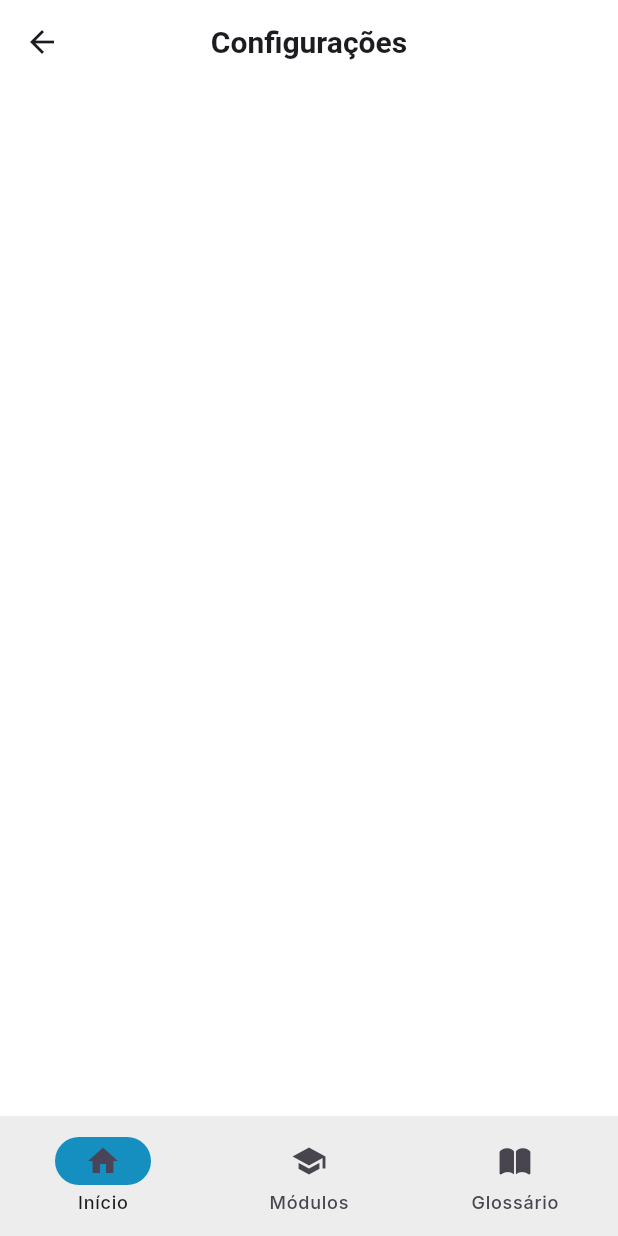
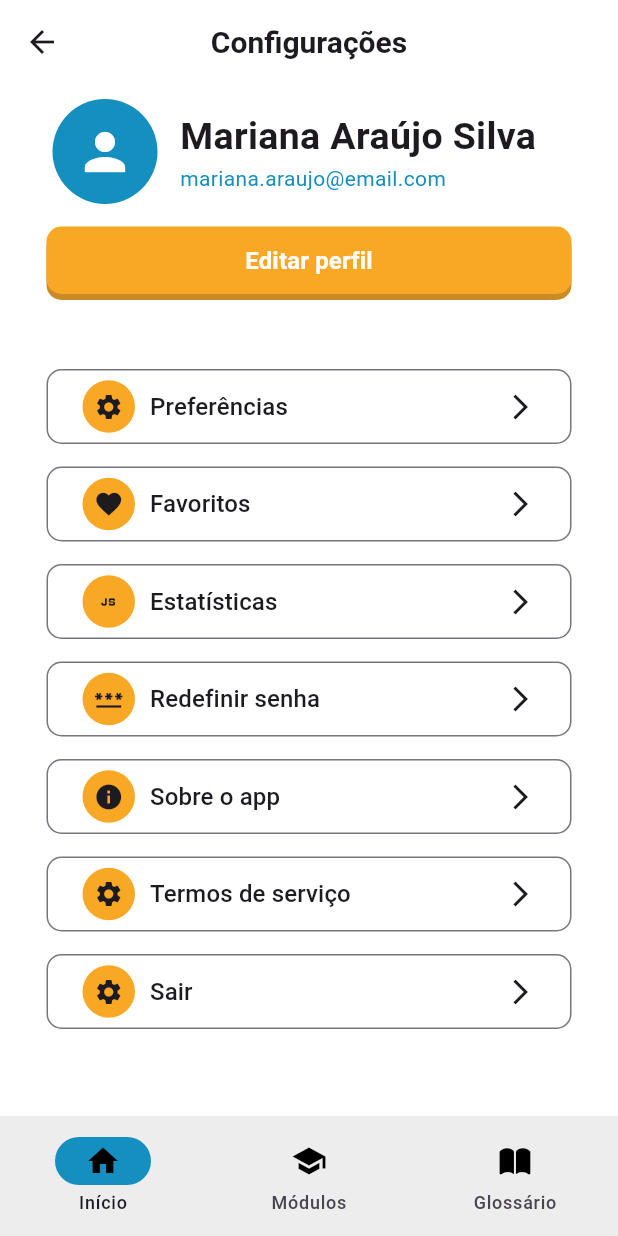
Before and after one commit to mari-arujjo/APP-CAS-Natal, a Flutter app: the screen it shows after launch, after a tap on the "settings" icon, on a phone screen of 412 x 824 dp. Run offline on Flutter 3.47's test engine with Material 3 defaults, Android fonts, the phone set to English and light mode, and no system bars; our stand-ins replace go_router.

Commit message:
tela de configurações

```diff
--- a/lib/app_widget.dart
+++ b/lib/app_widget.dart
@@ -1,7 +1,6 @@
 import 'package:app_cas_natal/assets/cores.dart';
 import 'package:app_cas_natal/rotas.dart';
 import 'package:flutter/material.dart';
-import 'package:google_fonts/google_fonts.dart';
 
 class AppWidget extends StatelessWidget {
   const AppWidget({super.key});
@@ -27,9 +26,12 @@ class AppWidget extends StatelessWidget {
             fontWeight: FontWeight.bold,
           ),
         ),
-        textTheme: GoogleFonts.interTextTheme(Theme.of(context).textTheme),
+        textTheme: TextTheme(
+          bodyLarge: TextStyle(color: cores.preto),
+          bodyMedium: TextStyle(color: cores.preto),
+          bodySmall: TextStyle(color: cores.preto),
+        ),
       ),
-
       routerConfig: AppNavigation.rotas,
     );
   }
--- a/lib/nav.dart
+++ b/lib/nav.dart
@@ -29,15 +29,22 @@ class _NavigationBarWidgetState extends State<NavigationBarWidget> {
       bottomNavigationBar: Column(
         mainAxisSize: MainAxisSize.min,
         children: [
+          SizedBox(height: 3),
           NavigationBar(
             backgroundColor: cores.cinzaClaro,
             indicatorColor: cores.azulEscuro,
             selectedIndex: _selectedIndex,
             destinations: const <Widget>[
-              NavigationDestination(icon: Icon(Icons.home), label: 'Início'),
-              NavigationDestination(icon: Icon(Icons.school), label: 'Módulos'),
               NavigationDestination(
-                icon: Icon(CupertinoIcons.book_solid),
+                icon: Icon(Icons.home, color: Colors.black),
+                label: 'Início',
+              ),
+              NavigationDestination(
+                icon: Icon(Icons.school, color: Colors.black),
+                label: 'Módulos',
+              ),
+              NavigationDestination(
+                icon: Icon(CupertinoIcons.book_solid, color: Colors.black),
                 label: 'Glossário',
               ),
             ],
--- a/lib/pages/Inicio/config.dart
+++ b/lib/pages/Inicio/config.dart
@@ -1,3 +1,7 @@
+import 'package:app_cas_natal/assets/cores.dart';
+import 'package:app_cas_natal/widgets/botoes/bt_laranja.dart';
+import 'package:app_cas_natal/widgets/botoes/bt_outline.dart';
+import 'package:app_cas_natal/widgets/vizualizacao/foto.dart';
 import 'package:flutter/material.dart';
 
 class ConfiguracoesPage extends StatefulWidget {
@@ -8,8 +12,107 @@ class ConfiguracoesPage extends StatefulWidget {
 }
 
 class _ConfiguracoesPageState extends State<ConfiguracoesPage> {
+  final cores = Cores();
   @override
   Widget build(BuildContext context) {
-    return Scaffold(appBar: AppBar(title: Text('Configurações')));
+    return Scaffold(
+      appBar: AppBar(title: Text('Configurações')),
+      body: SingleChildScrollView(
+        child: Center(
+          child: Padding(
+            padding: EdgeInsets.only(left: 20, right: 20, bottom: 20, top: 10),
+            child: Column(
+              children: [
+                Row(
+                  mainAxisAlignment: MainAxisAlignment.start,
+                  children: [
+                    SizedBox(width: 15),
+                    FotoWidget(),
+                    SizedBox(width: 15),
+                    Column(
+                      crossAxisAlignment: CrossAxisAlignment.start,
+                      children: [
+                        Text(
+                          'Mariana Araújo Silva',
+                          style: TextStyle(
+                            fontSize: 25,
+                            fontWeight: FontWeight.bold,
+                          ),
+                        ),
+                        Text(
+                          'mariana.araujo@email.com',
+                          style: TextStyle(
+                            color: cores.azulEscuro,
+                            fontSize: 14,
+                          ),
+                        ),
+                      ],
+                    ),
+                  ],
+                ),
+
+                SizedBox(height: 15),
+
+                BotaoLaranjaWidget(
+                  txt: 'Editar perfil',
+                  onPressed: () {},
+                  tam: 350,
+                ),
+
+                SizedBox(height: 50),
+                BotaoOutlineWidget(
+                  onPressed: () {},
+                  txt: 'Preferências',
+                  tam: 350,
+                  iconInicio: Icons.settings,
+                ),
+                SizedBox(height: 15),
+                BotaoOutlineWidget(
+                  onPressed: () {},
+                  txt: 'Favoritos',
+                  tam: 350,
+                  iconInicio: Icons.favorite,
+                ),
+                SizedBox(height: 15),
+                BotaoOutlineWidget(
+                  onPressed: () {},
+                  txt: 'Estatísticas',
+                  tam: 350,
+                  iconInicio: Icons.javascript,
+                ),
+                SizedBox(height: 15),
+                BotaoOutlineWidget(
+                  onPressed: () {},
+                  txt: 'Redefinir senha',
+                  tam: 350,
+                  iconInicio: Icons.password,
+                ),
+                SizedBox(height: 15),
+                BotaoOutlineWidget(
+                  onPressed: () {},
+                  txt: 'Sobre o app',
+                  tam: 350,
+                  iconInicio: Icons.info,
+                ),
+                SizedBox(height: 15),
+                BotaoOutlineWidget(
+                  onPressed: () {},
+                  txt: 'Termos de serviço',
+                  tam: 350,
+                  iconInicio: Icons.settings,
+                ),
+                SizedBox(height: 15),
+                BotaoOutlineWidget(
+                  onPressed: () {},
+                  txt: 'Sair',
+                  tam: 350,
+                  iconInicio: Icons.settings,
+                ),
+              ],
+            ),
+          ),
+        ),
+      ),
+    );
   }
 }
--- a/lib/pages/Inicio/home_page.dart
+++ b/lib/pages/Inicio/home_page.dart
@@ -1,3 +1,4 @@
+import 'package:app_cas_natal/widgets/botoes/bt_laranja.dart';
 import 'package:flutter/material.dart';
 import 'package:go_router/go_router.dart';
 
@@ -23,7 +24,14 @@ class _InicioPageState extends State<InicioPage> {
           ),
         ],
       ),
-      body: Center(child: Text('aaaaaaaaa')),
+      body: Center(
+        child: Column(
+          children: [
+            Text('Conteúdo do Início'),
+            BotaoLaranjaWidget(txt: 'Cancelar', onPressed: () {}, tam: 120),
+          ],
+        ),
+      ),
     );
   }
 }
--- /dev/null
+++ b/lib/widgets/botoes/bt_laranja.dart
@@ -0,0 +1,63 @@
+import 'package:app_cas_natal/assets/cores.dart';
+import 'package:flutter/cupertino.dart';
+import 'package:flutter/material.dart';
+
+class BotaoLaranjaWidget extends StatefulWidget {
+  final String txt;
+  final VoidCallback onPressed;
+  final double tam;
+  const BotaoLaranjaWidget({
+    super.key,
+    required this.txt,
+    required this.onPressed,
+    required this.tam,
+  });
+
+  @override
+  State<BotaoLaranjaWidget> createState() => _BotaoLaranjaWidgetState();
+}
+
+class _BotaoLaranjaWidgetState extends State<BotaoLaranjaWidget> {
+  bool pressionado = false;
+  final cores = Cores();
+
+  @override
+  Widget build(BuildContext context) {
+    return SizedBox(
+      height: 45,
+      width: widget.tam,
+      child: Container(
+        decoration: BoxDecoration(
+          boxShadow: [
+            BoxShadow(
+              color: cores.laranjaEscuro,
+              offset: const Offset(0, 4),
+              blurRadius: 0,
+            ),
+          ],
+          borderRadius: BorderRadius.circular(10),
+        ),
+
+        child: ElevatedButton(
+          onPressed: widget.onPressed,
+          style: ButtonStyle(
+            backgroundColor: WidgetStatePropertyAll(cores.laranja),
+            overlayColor: WidgetStatePropertyAll(cores.laranjaEscuro),
+            shape: WidgetStatePropertyAll(
+              RoundedRectangleBorder(borderRadius: BorderRadius.circular(10)),
+            ),
+            shadowColor: WidgetStatePropertyAll(Colors.transparent),
+          ),
+          child: Text(
+            widget.txt,
+            style: TextStyle(
+              color: Colors.white,
+              fontWeight: FontWeight.bold,
+              fontSize: 16,
+            ),
+          ),
+        ),
+      ),
+    );
+  }
+}
--- /dev/null
+++ b/lib/widgets/botoes/bt_outline.dart
@@ -0,0 +1,66 @@
+import 'package:app_cas_natal/assets/cores.dart';
+import 'package:flutter/material.dart';
+
+class BotaoOutlineWidget extends StatefulWidget {
+  final String txt;
+  final VoidCallback onPressed;
+  final double tam;
+  final IconData iconInicio;
+  const BotaoOutlineWidget({
+    super.key,
+    required this.onPressed,
+    required this.txt,
+    required this.tam,
+    required this.iconInicio,
+  });
+
+  @override
+  State<BotaoOutlineWidget> createState() => _BotaoOutlineWidgetState();
+}
+
+class _BotaoOutlineWidgetState extends State<BotaoOutlineWidget> {
+  final cores = Cores();
+  bool pressionado = false;
+
+  @override
+  Widget build(BuildContext context) {
+    return SizedBox(
+      height: 50,
+      width: widget.tam,
+      child: OutlinedButton(
+        style: ButtonStyle(
+          shape: WidgetStatePropertyAll(
+            RoundedRectangleBorder(borderRadius: BorderRadius.circular(10)),
+          ),
+          overlayColor: WidgetStatePropertyAll(cores.cinzaClaro),
+        ),
+        onPressed: widget.onPressed,
+        child: Row(
+          mainAxisAlignment: MainAxisAlignment.spaceBetween,
+          children: [
+            Row(
+              children: [
+                Container(
+                  width: 35,
+                  height: 35,
+                  decoration: BoxDecoration(
+                    color: cores.laranja,
+                    shape: BoxShape.circle,
+                  ),
+                  child: Icon(widget.iconInicio, size: 20, color: cores.preto),
+                ),
+                SizedBox(width: 10),
+                Text(
+                  widget.txt,
+                  style: TextStyle(color: cores.preto, fontSize: 16),
+                ),
+              ],
+            ),
+
+            Icon(Icons.arrow_forward_ios, size: 20, color: cores.preto),
+          ],
+        ),
+      ),
+    );
+  }
+}
--- /dev/null
+++ b/lib/widgets/vizualizacao/foto.dart
@@ -0,0 +1,21 @@
+import 'package:app_cas_natal/assets/cores.dart';
+import 'package:flutter/material.dart';
+
+class FotoWidget extends StatefulWidget {
+  const FotoWidget({super.key});
+
+  @override
+  State<FotoWidget> createState() => _FotoWidgetState();
+}
+
+class _FotoWidgetState extends State<FotoWidget> {
+  final cores = Cores();
+  @override
+  Widget build(BuildContext context) {
+    return CircleAvatar(
+      radius: 35,
+      backgroundColor: cores.azulEscuro,
+      child: Icon(Icons.person, size: 40, color: Colors.white),
+    );
+  }
+}
```
